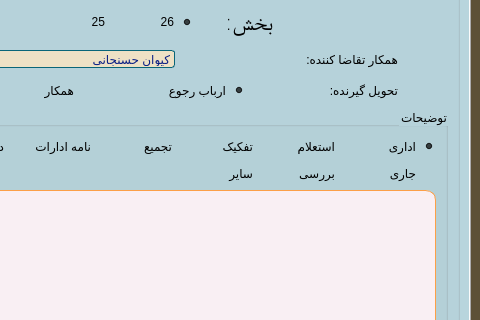
Before: the Qt Designer form Baygani.ui in JavadiSaeid/ArchivingSystem_doc, drawn with Qt 5; both pictures show x 120 to 600 and y 130 to 450 of the 600 by 629 pixel window.
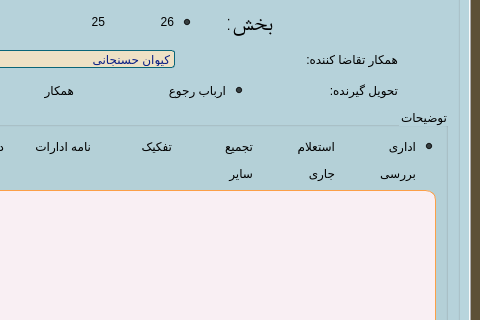
After: the same form once the commit is applied.

```diff
--- a/Baygani.ui
+++ b/Baygani.ui
@@ -148,34 +148,6 @@
                 </property>
                </widget>
               </item>
-              <item row="0" column="5">
-               <widget class="QRadioButton" name="radioButton_darKhastSanad">
-                <property name="text">
-                 <string>درخواست سند</string>
-                </property>
-               </widget>
-              </item>
-              <item row="0" column="4">
-               <widget class="QRadioButton" name="radioButton_nameEdarat">
-                <property name="text">
-                 <string>نامه ادارات</string>
-                </property>
-               </widget>
-              </item>
-              <item row="0" column="3">
-               <widget class="QRadioButton" name="radioButton_tajmii">
-                <property name="text">
-                 <string>تجمیع</string>
-                </property>
-               </widget>
-              </item>
-              <item row="0" column="2">
-               <widget class="QRadioButton" name="radioButton_tafkik">
-                <property name="text">
-                 <string>تفکیک</string>
-                </property>
-               </widget>
-              </item>
               <item row="0" column="1">
                <widget class="QRadioButton" name="radioButton_estelam">
                 <property name="text">
@@ -193,20 +165,48 @@
                 </property>
                </widget>
               </item>
+              <item row="0" column="3">
+               <widget class="QRadioButton" name="radioButton_tafkik">
+                <property name="text">
+                 <string>تفکیک</string>
+                </property>
+               </widget>
+              </item>
+              <item row="0" column="5">
+               <widget class="QRadioButton" name="radioButton_darKhastSanad">
+                <property name="text">
+                 <string>درخواست سند</string>
+                </property>
+               </widget>
+              </item>
+              <item row="0" column="4">
+               <widget class="QRadioButton" name="radioButton_nameEdarat">
+                <property name="text">
+                 <string>نامه ادارات</string>
+                </property>
+               </widget>
+              </item>
+              <item row="0" column="2">
+               <widget class="QRadioButton" name="radioButton_tajmii">
+                <property name="text">
+                 <string>تجمیع</string>
+                </property>
+               </widget>
+              </item>
               <item row="1" column="0">
-               <widget class="QRadioButton" name="radioButton_Jari">
-                <property name="text">
-                 <string>جاری</string>
-                </property>
-               </widget>
-              </item>
-              <item row="1" column="1">
                <widget class="QRadioButton" name="radioButton_Baresi">
                 <property name="text">
                  <string>بررسی</string>
                 </property>
                </widget>
               </item>
+              <item row="1" column="1">
+               <widget class="QRadioButton" name="radioButton_Jari">
+                <property name="text">
+                 <string>جاری</string>
+                </property>
+               </widget>
+              </item>
              </layout>
             </widget>
            </item>
```
Left out of the diff: 5 changed lines with no effect on the pictures.
